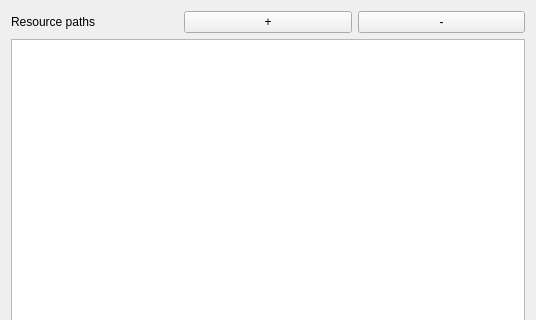
Before: the Qt Designer form editor/projectsettingsdialog.ui in enrevol/ee-editor, drawn with Qt 5; both pictures show x 0 to 536 and y 0 to 320 of the 536 by 481 pixel window.
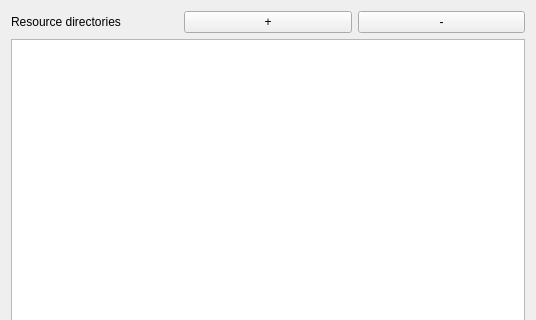
After: the same form once the commit is applied.

Commit message: Restore publish dir + resource dirs after opening a project.

```diff
--- a/editor/projectsettingsdialog.ui
+++ b/editor/projectsettingsdialog.ui
@@ -21,7 +21,7 @@
        <item>
         <widget class="QLabel" name="label_3">
          <property name="text">
-          <string>Resource paths</string>
+          <string>Resource directories</string>
          </property>
         </widget>
        </item>
```
Left out of the diff: 6 changed lines with no effect on the pictures. The commit also changes 8 other files.
